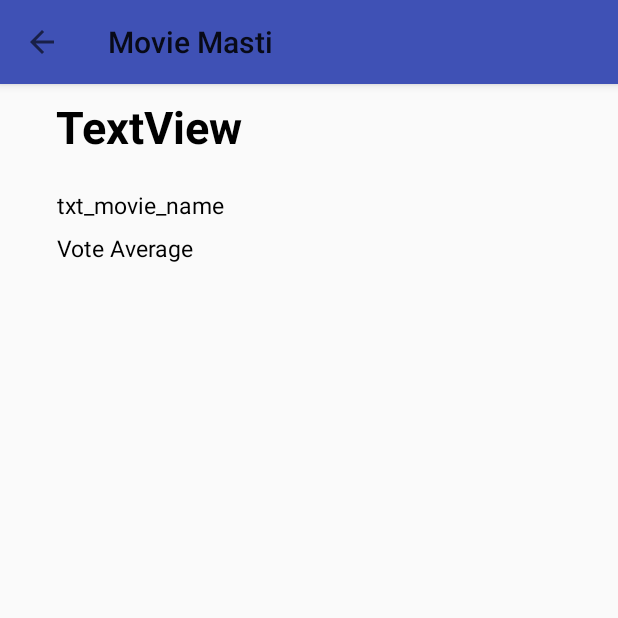
After one commit to senamit2708/NanodegreeMovieApp-master, an Android app: the MovieBookMarkedDescription screen opened directly, with no data from a screen before it, on a phone screen of 412 x 824 dp, the top half of it. The commit adds this screen. Run offline under Robolectric (Android 15) with nearby library versions, the phone set to English and light mode, and no system bars; our stand-ins replace Picasso; pictures from the network do not load.

Commit message:
clicking on bookmared movie is working fine, and its good but returning back is creating problem

```diff
--- a/app/src/main/java/com/example/senamit/nanodegreemovieapp/Data/MovieContract.java
+++ b/app/src/main/java/com/example/senamit/nanodegreemovieapp/Data/MovieContract.java
@@ -27,6 +27,8 @@ public class MovieContract {
         public static final String COLUMN_MOVIE_NAME = "MovieName";
         public static final String COLUMN_MOVIE_RELEASE_DATE = "MovieReleaseDate";
         public static final String COLUMN_MOVIE_POSTER="MoviePoster";
+        public static final String COLUMN_MOVIE_RATING="MovieRating";
+        public static final String COLUMN_MOVIE_OVERVIEW="MovieOverView";
 
 
     }
--- a/app/src/main/java/com/example/senamit/nanodegreemovieapp/Data/MovieDBHelper.java
+++ b/app/src/main/java/com/example/senamit/nanodegreemovieapp/Data/MovieDBHelper.java
@@ -13,7 +13,7 @@ import com.example.senamit.nanodegreemovieapp.Data.MovieContract.*;
 public class MovieDBHelper extends SQLiteOpenHelper {
 
     public static final String DATABASE_NAME = "MovieTracker";
-    public static final int DATABASE_VERSION = 9;
+    public static final int DATABASE_VERSION = 10;
 
     public MovieDBHelper(Context context) {
         super(context, DATABASE_NAME, null, DATABASE_VERSION);
@@ -23,6 +23,8 @@ public class MovieDBHelper extends SQLiteOpenHelper {
             "(" + WishListMovie._ID + " INTEGER PRIMARY KEY, " +
             WishListMovie.COLUMN_MOVIE_NAME + " TEXT NOT NULL UNIQUE, " +
             WishListMovie.COLUMN_MOVIE_POSTER + " TEXT NOT NULL, " +
+            WishListMovie.COLUMN_MOVIE_RATING + " TEXT NOT NULL, "+
+            WishListMovie.COLUMN_MOVIE_OVERVIEW + " TEXT NOT NULL, "+
             WishListMovie.COLUMN_MOVIE_RELEASE_DATE + " TEXT NOT NULL)";
 
     private static final String SQL_DELETE_ENTRIES = "DROP TABLE IF EXISTS " + WishListMovie.TABLE_NAME;
--- a/app/src/main/java/com/example/senamit/nanodegreemovieapp/MainActivity.java
+++ b/app/src/main/java/com/example/senamit/nanodegreemovieapp/MainActivity.java
@@ -88,6 +88,7 @@ public class MainActivity extends AppCompatActivity implements LoaderManager.Loa
 
     @Override
     public void onListItemClick(int clikcedItemIndex, MovieDetails movieDetailsList) {
+
         Intent intent = new Intent(MainActivity.this, MovieDetailDescription.class);
         intent.putExtra("movieDesc", movieDetailsList);
         startActivity(intent);
--- /dev/null
+++ b/app/src/main/java/com/example/senamit/nanodegreemovieapp/MovieBookMarkedDescription.java
@@ -0,0 +1,142 @@
+package com.example.senamit.nanodegreemovieapp;
+
+import android.app.LoaderManager;
+import android.content.CursorLoader;
+import android.content.Intent;
+import android.content.Loader;
+import android.database.Cursor;
+import android.graphics.Bitmap;
+import android.graphics.drawable.BitmapDrawable;
+import android.graphics.drawable.Drawable;
+import android.net.Uri;
+import android.support.constraint.ConstraintLayout;
+import android.support.v7.app.AppCompatActivity;
+import android.os.Bundle;
+import android.support.v7.widget.Toolbar;
+import android.util.Log;
+import android.widget.TextView;
+
+import com.example.senamit.nanodegreemovieapp.Data.MovieContract;
+import com.example.senamit.nanodegreemovieapp.Data.MovieContract.*;
+import com.squareup.picasso.Picasso;
+import com.squareup.picasso.Target;
+
+public class MovieBookMarkedDescription extends AppCompatActivity implements LoaderManager.LoaderCallbacks<Cursor>{
+
+    private Uri currentProductUri;
+    TextView txtText;
+    TextView txtMovieName;
+    TextView txtMovieReleaseDate;
+    TextView txtMovieDescr;
+    TextView txtMovieRating;
+    Target target;
+
+    public static final String LOG_TAG = MovieBookMarkedDescription.class.getSimpleName();
+    @Override
+    protected void onCreate(Bundle savedInstanceState) {
+        super.onCreate(savedInstanceState);
+        setContentView(R.layout.activity_movie_book_marked_description);
+
+        Toolbar toolbar = (Toolbar) findViewById(R.id.toolbar);
+        setSupportActionBar(toolbar);
+
+        getSupportActionBar().setDisplayHomeAsUpEnabled(true);
+        getSupportActionBar().setDisplayShowHomeEnabled(true);
+
+        Intent intent = getIntent();
+        currentProductUri = intent.getData();
+
+        final ConstraintLayout constraintLayout = findViewById(R.id.constraint_layout_id);
+        txtMovieName = findViewById(R.id.txt_movie_name);
+        txtMovieReleaseDate = findViewById(R.id.txt_movieReleaseDate);
+        txtMovieDescr = findViewById(R.id.txt_movie_descr);
+        txtMovieRating = findViewById(R.id.movieRating);
+            if (currentProductUri!=null){
+                getLoaderManager().initLoader(54, null, this);
+            }
+
+
+        target = new Target() {
+            @Override
+            public void onBitmapLoaded(Bitmap bitmap, Picasso.LoadedFrom from) {
+                constraintLayout.setBackground(new BitmapDrawable(getResources(), bitmap));
+            }
+
+            @Override
+            public void onBitmapFailed(Drawable errorDrawable) {
+            }
+
+            @Override
+            public void onPrepareLoad(Drawable placeHolderDrawable) {
+            }
+
+        };
+    }
+
+    @Override
+    public Loader<Cursor> onCreateLoader(int id, Bundle args) {
+
+        String[] projection = {WishListMovie.COLUMN_MOVIE_NAME, WishListMovie.COLUMN_MOVIE_RELEASE_DATE};
+        Log.i(LOG_TAG, "the uri is  "+ currentProductUri  );
+        CursorLoader cursorLoader = new CursorLoader(
+                this,
+                currentProductUri,
+                null,
+                null,
+                null,
+                null);
+        Log.i(LOG_TAG, "the curosrLoader is  "+cursorLoader);
+
+//        Log.i("TAG", "THE VALUE OF MSELECTION IS "+mSelection);
+        return cursorLoader;
+    }
+
+    @Override
+    public void onLoadFinished(Loader<Cursor> loader, Cursor cursor) {
+        if (cursor==null || cursor.getCount()<1){
+            Log.i(LOG_TAG, "inside null block of onloadfinished");
+            return;
+        }
+        int i = cursor.getPosition();
+        Log.i(LOG_TAG, "inside on load finisher method "+i);
+//        cursor.moveToNext();
+//        try {
+            while (cursor.moveToNext()){
+                Log.i(LOG_TAG, "inside on load finisher method of while block "+i);
+                Log.i(LOG_TAG, "inside on load finisher method try blcok ");
+                int indexMovieName= cursor.getColumnIndex(WishListMovie.COLUMN_MOVIE_NAME);
+                int indexMovieReleaseDate = cursor.getColumnIndex(WishListMovie.COLUMN_MOVIE_RELEASE_DATE);
+                int indexMoviePoster = cursor.getColumnIndex(WishListMovie.COLUMN_MOVIE_POSTER);
+                int indexMovieRating = cursor.getColumnIndex(WishListMovie.COLUMN_MOVIE_RATING);
+                int indexMovieOverview = cursor.getColumnIndex(WishListMovie.COLUMN_MOVIE_OVERVIEW);
+                String movieName= cursor.getString(indexMovieName);
+                Log.i(LOG_TAG, "the movie name is "+movieName);
+                String movieReleaseDate = cursor.getString(indexMovieReleaseDate);
+                String moviePoster = cursor.getString(indexMoviePoster);
+                String movieRating = cursor.getString(indexMovieRating);
+                String movieOverview = cursor.getString(indexMovieOverview);
+                txtMovieName.setText(movieName);
+                txtMovieReleaseDate.setText(movieReleaseDate);
+                txtMovieRating.setText(movieRating);
+                txtMovieDescr.setText(movieOverview);
+                Picasso.with(this).load(moviePoster).into(target);
+
+
+            }
+
+            cursor.moveToPosition(-1);
+
+// finally {
+//            cursor.close();
+//        }
+
+
+    }
+
+    @Override
+    public void onLoaderReset(Loader<Cursor> loader) {
+
+        txtText.setText("");
+    }
+
+}
--- /dev/null
+++ b/app/src/main/res/layout-land/activity_movie_book_marked_description.xml
@@ -0,0 +1,126 @@
+<?xml version="1.0" encoding="utf-8"?>
+<android.support.constraint.ConstraintLayout xmlns:android="http://schemas.android.com/apk/res/android"
+    xmlns:app="http://schemas.android.com/apk/res-auto"
+    xmlns:tools="http://schemas.android.com/tools"
+    android:id="@+id/constraint_layout_id"
+    android:layout_width="match_parent"
+    android:layout_height="match_parent"
+    android:backgroundTint="#80FFFFFF"
+    android:backgroundTintMode="src_over"
+    tools:context="com.example.senamit.nanodegreemovieapp.MovieBookMarkedDescription"
+    tools:layout_editor_absoluteY="25dp">
+
+    <android.support.design.widget.AppBarLayout
+        android:id="@+id/appbar"
+        android:layout_width="0dp"
+        android:layout_height="wrap_content"
+        android:layout_marginBottom="20dp"
+        android:fitsSystemWindows="true"
+        app:layout_constraintBottom_toTopOf="@+id/txt_movie_name"
+        app:layout_constraintEnd_toEndOf="parent"
+        app:layout_constraintStart_toStartOf="parent"
+        app:layout_constraintTop_toTopOf="parent">
+
+        <android.support.v7.widget.Toolbar
+            android:id="@+id/toolbar"
+            android:layout_width="match_parent"
+            android:layout_height="wrap_content" />
+
+
+    </android.support.design.widget.AppBarLayout>
+
+    <android.support.constraint.Guideline
+        android:id="@+id/guideline"
+        android:layout_width="wrap_content"
+        android:layout_height="wrap_content"
+        android:orientation="vertical"
+        app:layout_constraintGuide_begin="20dp" />
+
+    <android.support.constraint.Guideline
+        android:id="@+id/guideline2"
+        android:layout_width="wrap_content"
+        android:layout_height="wrap_content"
+        android:orientation="vertical"
+        app:layout_constraintGuide_begin="20dp" />
+
+    <TextView
+        android:id="@+id/txt_movieReleaseDate"
+        android:layout_width="111dp"
+        android:layout_height="wrap_content"
+        android:layout_marginBottom="6dp"
+        android:text="txt_movie_name"
+        android:textColor="@android:color/black"
+        android:textSize="15dp"
+        app:layout_constraintBottom_toTopOf="@+id/voteAverage"
+        app:layout_constraintStart_toStartOf="@+id/voteAverage"
+        app:layout_constraintTop_toBottomOf="@+id/txt_movie_name" />
+
+    <TextView
+        android:id="@+id/txt_movie_name"
+        android:layout_width="0dp"
+        android:layout_height="wrap_content"
+        android:layout_marginBottom="17dp"
+        android:layout_marginStart="7dp"
+        android:text="TextView"
+        android:textColor="@android:color/black"
+        android:textSize="30sp"
+        android:textStyle="bold"
+        app:layout_constraintBottom_toTopOf="@+id/txt_movieReleaseDate"
+        app:layout_constraintStart_toEndOf="@+id/voteAverage"
+        app:layout_constraintTop_toBottomOf="@+id/appbar" />
+
+    <ScrollView
+        android:id="@+id/scrollView3"
+        android:layout_width="358dp"
+        android:layout_height="0dp"
+        android:layout_marginEnd="67dp"
+        android:layout_marginStart="67dp"
+        app:layout_constraintBottom_toBottomOf="parent"
+        app:layout_constraintEnd_toStartOf="@+id/txt_movie_name"
+        app:layout_constraintStart_toStartOf="parent"
+        app:layout_constraintTop_toBottomOf="@+id/voteAverage">
+
+        <LinearLayout
+            android:layout_width="match_parent"
+            android:layout_height="wrap_content"
+            android:orientation="vertical">
+
+            <TextView
+                android:id="@+id/txt_movie_descr"
+                android:layout_width="match_parent"
+                android:layout_height="wrap_content"
+                android:textColor="@android:color/black"
+                android:textSize="15sp"
+                android:textStyle="bold" />
+
+        </LinearLayout>
+    </ScrollView>
+
+    <TextView
+        android:id="@+id/voteAverage"
+        android:layout_width="wrap_content"
+        android:layout_height="wrap_content"
+        android:layout_marginBottom="37dp"
+        android:layout_marginEnd="16dp"
+        android:layout_marginStart="38dp"
+        android:text="Vote Average"
+        android:textColor="@android:color/black"
+        android:textSize="15dp"
+        app:layout_constraintBottom_toTopOf="@+id/scrollView3"
+        app:layout_constraintEnd_toStartOf="@+id/movieRating"
+        app:layout_constraintStart_toStartOf="parent"
+        app:layout_constraintTop_toBottomOf="@+id/txt_movieReleaseDate" />
+
+    <TextView
+        android:id="@+id/movieRating"
+        android:layout_width="0dp"
+        android:layout_height="wrap_content"
+        android:layout_marginEnd="349dp"
+        android:layout_marginTop="6dp"
+        android:textColor="@android:color/black"
+        android:textSize="15dp"
+        app:layout_constraintEnd_toEndOf="parent"
+        app:layout_constraintStart_toEndOf="@+id/voteAverage"
+        app:layout_constraintTop_toBottomOf="@+id/txt_movieReleaseDate" />
+
+</android.support.constraint.ConstraintLayout>
--- /dev/null
+++ b/app/src/main/res/layout/activity_movie_book_marked_description.xml
@@ -0,0 +1,128 @@
+<?xml version="1.0" encoding="utf-8"?>
+<android.support.constraint.ConstraintLayout xmlns:android="http://schemas.android.com/apk/res/android"
+    xmlns:app="http://schemas.android.com/apk/res-auto"
+    xmlns:tools="http://schemas.android.com/tools"
+    android:id="@+id/constraint_layout_id"
+    android:layout_width="match_parent"
+    android:layout_height="match_parent"
+    android:backgroundTint="#80FFFFFF"
+    android:backgroundTintMode="src_over"
+    tools:context="com.example.senamit.nanodegreemovieapp.MovieBookMarkedDescription"
+    tools:layout_editor_absoluteY="25dp">
+
+    <android.support.design.widget.AppBarLayout
+        android:id="@+id/appbar"
+        android:layout_width="0dp"
+        android:layout_height="wrap_content"
+        android:layout_marginBottom="8dp"
+        android:fitsSystemWindows="true"
+        app:layout_constraintBottom_toTopOf="@+id/txt_movie_name"
+        app:layout_constraintEnd_toEndOf="parent"
+        app:layout_constraintStart_toStartOf="parent"
+        app:layout_constraintTop_toTopOf="parent">
+
+        <android.support.v7.widget.Toolbar
+            android:id="@+id/toolbar"
+            android:layout_width="match_parent"
+            android:layout_height="wrap_content" />
+
+
+    </android.support.design.widget.AppBarLayout>
+
+    <android.support.constraint.Guideline
+        android:id="@+id/guideline"
+        android:layout_width="wrap_content"
+        android:layout_height="wrap_content"
+        android:orientation="vertical"
+        app:layout_constraintGuide_begin="20dp" />
+
+    <android.support.constraint.Guideline
+        android:id="@+id/guideline2"
+        android:layout_width="wrap_content"
+        android:layout_height="wrap_content"
+        android:orientation="vertical"
+        app:layout_constraintGuide_begin="20dp" />
+
+    <TextView
+        android:id="@+id/txt_movieReleaseDate"
+        android:layout_width="111dp"
+        android:layout_height="wrap_content"
+        android:layout_marginBottom="7dp"
+        android:text="txt_movie_name"
+        android:textColor="@android:color/black"
+        android:textSize="15dp"
+        app:layout_constraintBottom_toTopOf="@+id/voteAverage"
+        app:layout_constraintStart_toStartOf="@+id/voteAverage"
+        app:layout_constraintTop_toBottomOf="@+id/txt_movie_name" />
+
+    <TextView
+        android:id="@+id/txt_movie_name"
+        android:layout_width="0dp"
+        android:layout_height="wrap_content"
+        android:layout_marginBottom="21dp"
+        android:layout_marginEnd="37dp"
+        android:layout_marginStart="37dp"
+        android:text="TextView"
+        android:textColor="@android:color/black"
+        android:textSize="30sp"
+        android:textStyle="bold"
+        app:layout_constraintBottom_toTopOf="@+id/txt_movieReleaseDate"
+        app:layout_constraintEnd_toEndOf="parent"
+        app:layout_constraintStart_toStartOf="parent"
+        app:layout_constraintTop_toBottomOf="@+id/appbar" />
+
+    <ScrollView
+        android:id="@+id/scrollView3"
+        android:layout_width="0dp"
+        android:layout_height="0dp"
+        android:layout_marginBottom="177dp"
+        android:layout_marginStart="5dp"
+        app:layout_constraintBottom_toBottomOf="parent"
+        app:layout_constraintEnd_toEndOf="parent"
+        app:layout_constraintStart_toEndOf="@+id/guideline"
+        app:layout_constraintTop_toBottomOf="@+id/voteAverage">
+
+        <LinearLayout
+            android:layout_width="match_parent"
+            android:layout_height="wrap_content"
+            android:orientation="vertical">
+
+            <TextView
+                android:id="@+id/txt_movie_descr"
+                android:layout_width="match_parent"
+                android:layout_height="wrap_content"
+                android:textColor="@android:color/black"
+                android:textSize="15sp"
+                android:textStyle="bold" />
+
+        </LinearLayout>
+    </ScrollView>
+
+    <TextView
+        android:id="@+id/voteAverage"
+        android:layout_width="wrap_content"
+        android:layout_height="wrap_content"
+        android:layout_marginBottom="34dp"
+        android:layout_marginEnd="16dp"
+        android:layout_marginStart="38dp"
+        android:text="Vote Average"
+        android:textColor="@android:color/black"
+        android:textSize="15dp"
+        app:layout_constraintBottom_toTopOf="@+id/scrollView3"
+        app:layout_constraintEnd_toStartOf="@+id/movieRating"
+        app:layout_constraintStart_toStartOf="parent"
+        app:layout_constraintTop_toBottomOf="@+id/txt_movieReleaseDate" />
+
+    <TextView
+        android:id="@+id/movieRating"
+        android:layout_width="0dp"
+        android:layout_height="wrap_content"
+        android:layout_marginEnd="142dp"
+        android:layout_marginTop="7dp"
+        android:textColor="@android:color/black"
+        android:textSize="15dp"
+        app:layout_constraintEnd_toEndOf="parent"
+        app:layout_constraintStart_toEndOf="@+id/voteAverage"
+        app:layout_constraintTop_toBottomOf="@+id/txt_movieReleaseDate" />
+
+</android.support.constraint.ConstraintLayout>
```
Also changed, not shown: app/src/main/AndroidManifest.xml (+11 -3 lines), app/src/main/java/com/example/senamit/nanodegreemovieapp/CustomCursorBookmarkMovieAdapter.java (+31 -3 lines), app/src/main/java/com/example/senamit/nanodegreemovieapp/Data/MovieContenetProvider.java (+5 -3 lines), app/src/main/java/com/example/senamit/nanodegreemovieapp/MovieBookmarkedList.java (+17 -3 lines), app/src/main/java/com/example/senamit/nanodegreemovieapp/MovieDetailDescription.java (+9 -4 lines).
